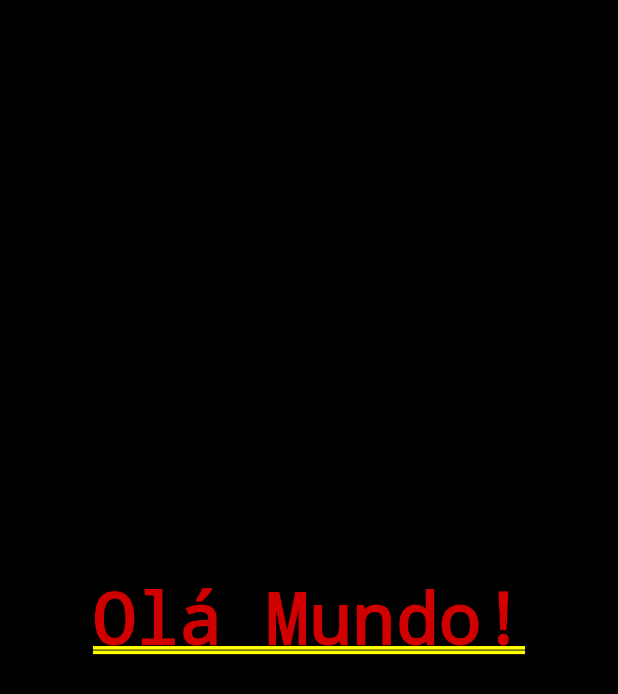
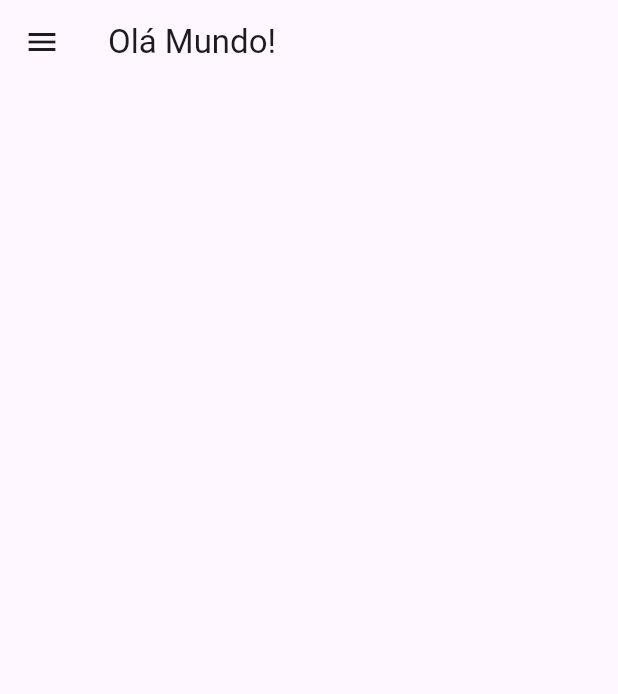
Before and after one commit to iraponan/contador, a Flutter app: the screen it shows after launch, on a phone screen of 412 x 824 dp. Shown: the top 694 px of the screen. Run offline on Flutter 3.47's test engine with Material 3 defaults, Android fonts, the phone set to English and light mode, and no system bars.

Commit message:
Exemplo de Scaffold.

```diff
--- a/lib/main.dart
+++ b/lib/main.dart
@@ -22,10 +22,11 @@
 
   @override
   Widget build(BuildContext context) {
-    return Container(
-      color: Colors.black,
-      alignment: Alignment.center,
-      child: const Text('Olá Mundo!'),
+    return Scaffold(
+      appBar: AppBar(
+        title: Text('Olá Mundo!'),
+      ),
+      drawer: Drawer(),
     );
   }
 }
```
